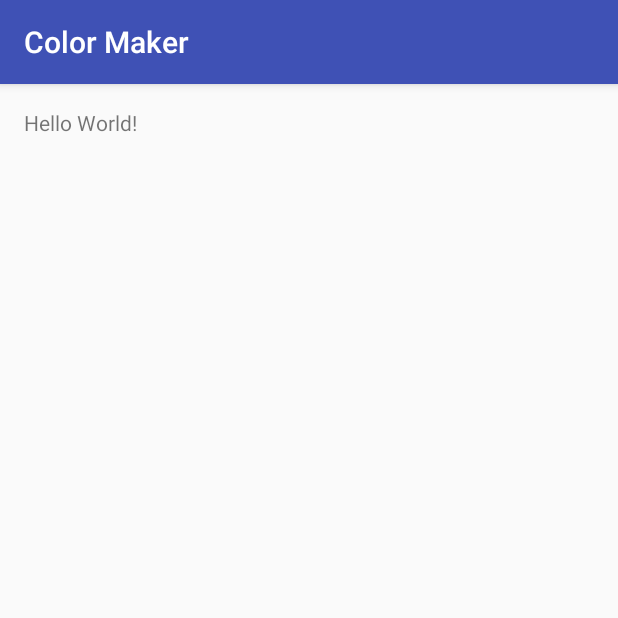
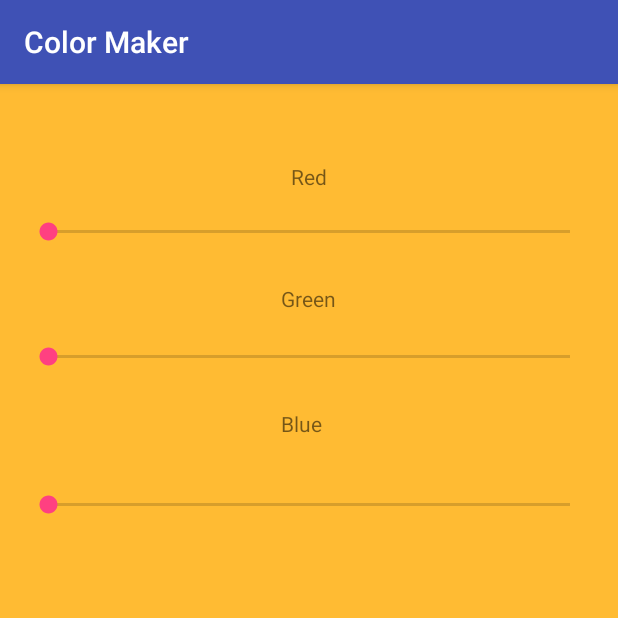
Before and after one commit to rghossi/android-color-maker, an Android app: the screen it shows after launch (MainActivity), on a phone screen of 412 x 824 dp, the top half of it. Run offline under Robolectric (Android 15) with nearby library versions, the phone set to English and light mode, and no system bars.

Commit message:
added user interface

```diff
--- a/app/src/main/res/layout/activity_main.xml
+++ b/app/src/main/res/layout/activity_main.xml
@@ -8,10 +8,69 @@
     android:paddingLeft="@dimen/activity_horizontal_margin"
     android:paddingRight="@dimen/activity_horizontal_margin"
     android:paddingTop="@dimen/activity_vertical_margin"
-    tools:context="com.rghossi.colormaker.MainActivity">
+    tools:context="com.rghossi.colormaker.MainActivity"
+    android:background="@android:color/holo_orange_light">
 
     <TextView
+        android:text="Red"
         android:layout_width="wrap_content"
         android:layout_height="wrap_content"
-        android:text="Hello World!" />
+        android:id="@+id/textView3"
+        android:layout_alignBottom="@+id/redSeekBar"
+        android:layout_centerHorizontal="true"
+        android:layout_marginBottom="36dp" />
+
+    <TextView
+        android:text="Blue"
+        android:layout_width="wrap_content"
+        android:layout_height="wrap_content"
+        android:layout_below="@+id/greenSeekBar"
+        android:layout_alignStart="@+id/textView4"
+        android:layout_marginTop="26dp"
+        android:id="@+id/textView5" />
+
+    <TextView
+        android:text="Green"
+        android:layout_width="wrap_content"
+        android:layout_height="wrap_content"
+        android:layout_marginTop="26dp"
+        android:id="@+id/textView4"
+        android:layout_below="@+id/textView3"
+        android:layout_centerHorizontal="true" />
+
+    <SeekBar
+        android:layout_width="match_parent"
+        android:layout_height="wrap_content"
+        android:layout_marginTop="20dp"
+        android:id="@+id/greenSeekBar"
+        android:layout_below="@+id/textView4"
+        android:layout_alignParentStart="true"
+        android:backgroundTint="@android:color/holo_green_light" />
+
+    <TextView
+        android:layout_width="300px"
+        android:id="@+id/colorView"
+        android:layout_height="300px"
+        android:layout_alignParentBottom="true"
+        android:layout_centerHorizontal="true"
+        android:layout_marginBottom="24dp" />
+
+    <SeekBar
+        android:layout_width="match_parent"
+        android:layout_height="wrap_content"
+        android:layout_marginTop="73dp"
+        android:id="@+id/redSeekBar"
+        android:layout_alignParentTop="true"
+        android:layout_alignParentStart="true"
+        android:backgroundTint="@android:color/holo_red_dark" />
+
+    <SeekBar
+        android:layout_width="match_parent"
+        android:layout_height="wrap_content"
+        android:layout_marginTop="35dp"
+        android:id="@+id/blueSeekBar"
+        android:layout_below="@+id/textView5"
+        android:layout_alignParentStart="true"
+        android:backgroundTint="@android:color/holo_blue_dark" />
+
 </RelativeLayout>
```
